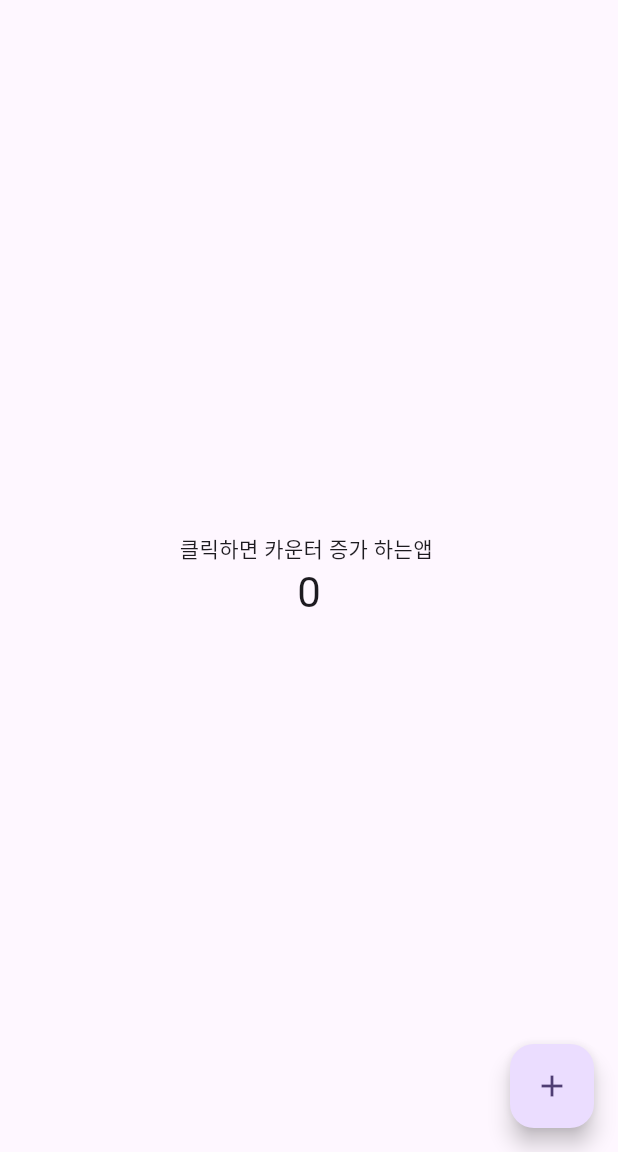
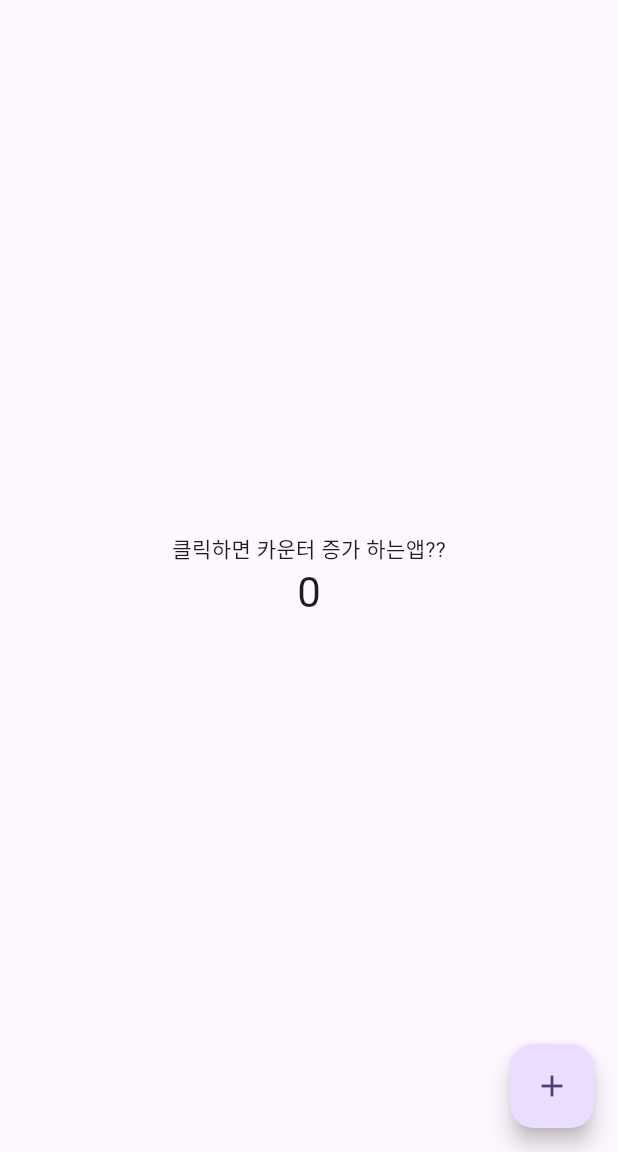
Before and after one commit to OSS0302/frist_flutter_app, a Flutter app: the screen it shows after launch, on a phone screen of 412 x 824 dp, the part 84-1236 px from its top. Run offline on Flutter 3.47's test engine with Material 3 defaults, Android fonts, the phone set to English and light mode, and no system bars.

```diff
--- a/lib/main.dart
+++ b/lib/main.dart
@@ -106,7 +106,7 @@ class _MyHomePageState extends State<MyHomePage> {
           mainAxisAlignment: MainAxisAlignment.center,
           children: <Widget>[
             const Text(
-              '클릭하면 카운터 증가 하는앱 ',
+              '클릭하면 카운터 증가 하는앱??',
             ),
             Text(
               '$_counter',
```
